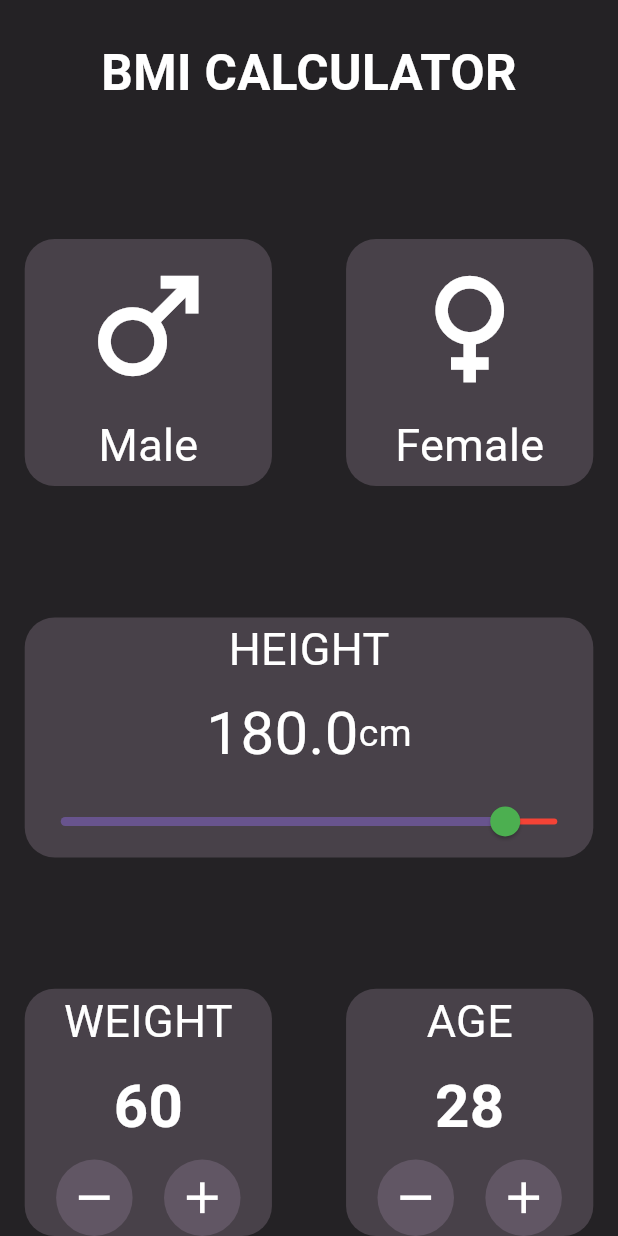
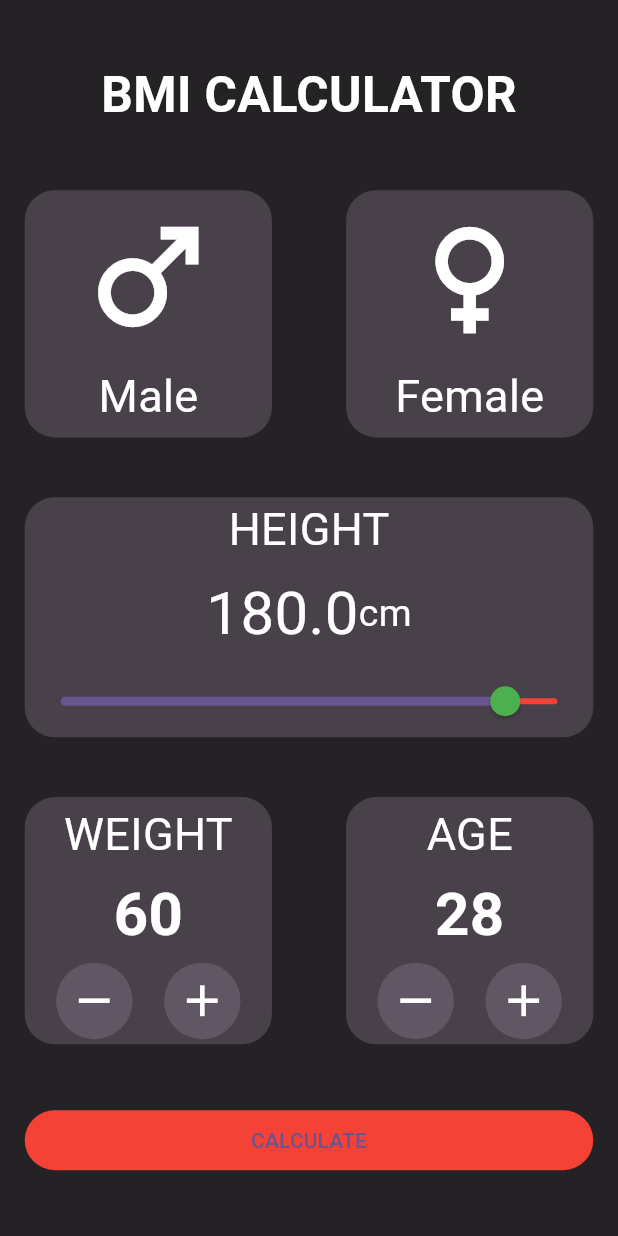
Before and after one commit to mukeshsheoran883/bmi_calculation, a Flutter app: the screen it shows after launch, on a phone screen of 412 x 824 dp. Run offline on Flutter 3.47's test engine with Material 2 defaults, Android fonts, the phone set to English and light mode, and no system bars.

Commit message:
Alignment commit

```diff
--- a/lib/screen/calculation_screen.dart
+++ b/lib/screen/calculation_screen.dart
@@ -17,13 +17,12 @@ class _CalculationScreenState extends State<CalculationScreen> {
       body: SafeArea(
         child: Padding(
           padding: EdgeInsets.only(
-            top: MediaQuery.of(context).size.height * 0.03,
             left: MediaQuery.of(context).size.width * 0.04,
             right: MediaQuery.of(context).size.width * 0.04,
           ),
           child: Center(
             child: Column(
-              mainAxisAlignment: MainAxisAlignment.spaceBetween,
+              mainAxisAlignment: MainAxisAlignment.spaceEvenly,
               children: [
                 Text(
                   "BMI CALCULATOR",
@@ -145,7 +144,7 @@ class _CalculationScreenState extends State<CalculationScreen> {
                         borderRadius: BorderRadius.circular(20),
                       ),
                       child: Column(
-                        mainAxisAlignment: MainAxisAlignment.spaceBetween,
+                        mainAxisAlignment: MainAxisAlignment.spaceEvenly,
                         children: [
                           const Text(
                             "WEIGHT",
@@ -205,7 +204,7 @@ class _CalculationScreenState extends State<CalculationScreen> {
                         borderRadius: BorderRadius.circular(20),
                       ),
                       child: Column(
-                        mainAxisAlignment: MainAxisAlignment.spaceBetween,
+                        mainAxisAlignment: MainAxisAlignment.spaceEvenly,
                         children: [
                           const Text(
                             "AGE",
@@ -259,6 +258,17 @@ class _CalculationScreenState extends State<CalculationScreen> {
                     ),
                   ],
                 ),
+                TextButton(
+                  style: ButtonStyle(
+                    backgroundColor: MaterialStateProperty.all(Colors.red),
+                    //shape: MaterialStateProperty.all(LinearBorder.none),
+                    minimumSize: MaterialStateProperty.all(
+                      const Size(400, 40),
+                    ),
+                  ),
+                  onPressed: () {},
+                  child: const Text("CALCULATE"),
+                ),
               ],
             ),
           ),
```
